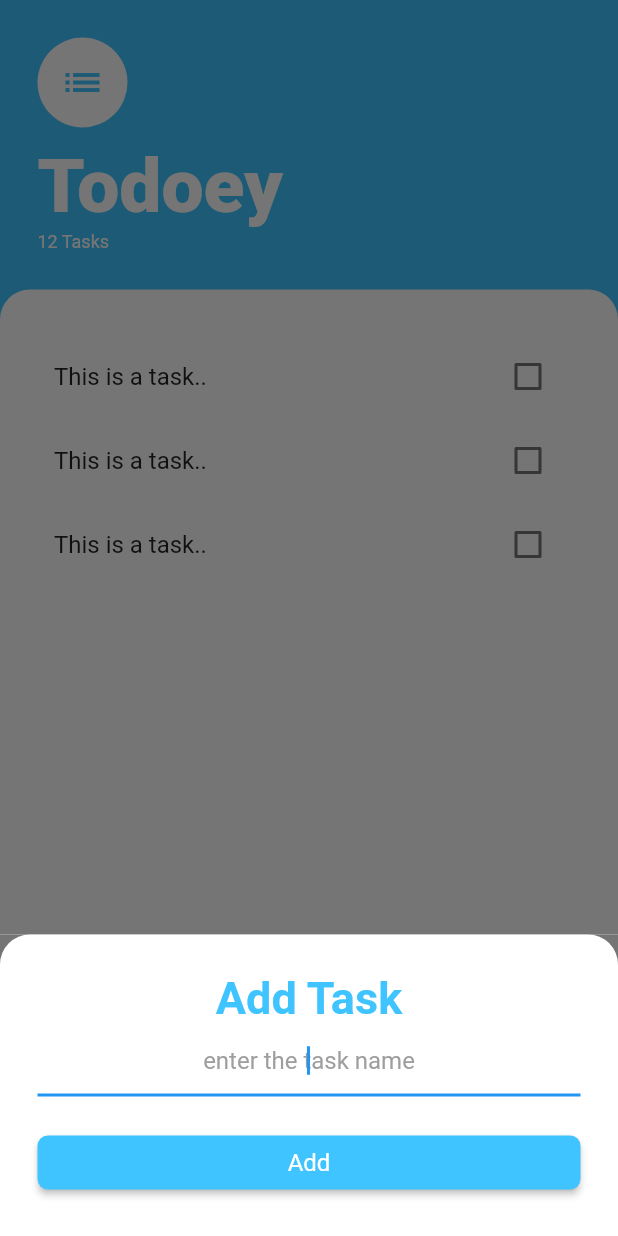
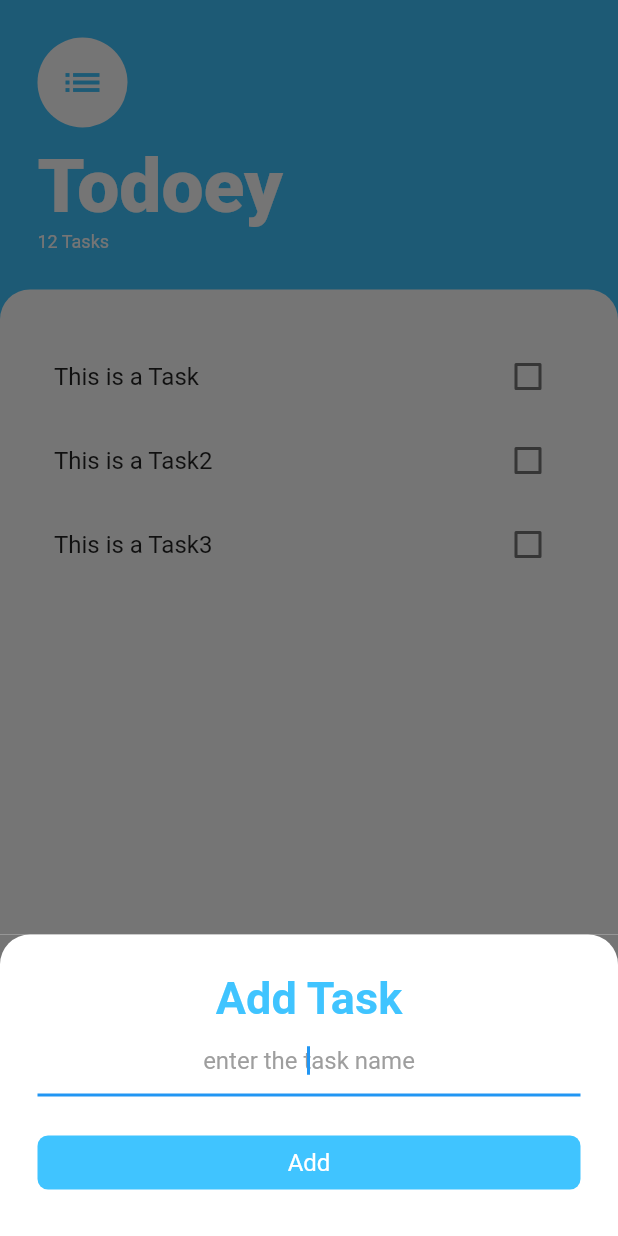
Before and after one commit to ahmedeidhefny/todo_notes_flutter, a Flutter app: the screen it shows after launch, after a tap on the "add" icon, on a phone screen of 412 x 824 dp. Run offline on Flutter 3.47's test engine with Material 2 defaults, Android fonts, the phone set to English and light mode, and no system bars; statements that could not run were skipped.

Commit message:
[NEW] ADD LIST BUILDER, STATE BETWEEN LIST VIEW AND LIST TILE

```diff
--- /dev/null
+++ b/lib/models/task.dart
@@ -0,0 +1,10 @@
+class Task{
+  final String taskTitle;
+  bool isDone;
+
+  Task({required this.taskTitle, this.isDone = false});
+
+  void isTaskDone(){
+    this.isDone = !this.isDone;
+  }
+}
--- a/lib/screens/add_new_task_screen.dart
+++ b/lib/screens/add_new_task_screen.dart
@@ -2,7 +2,7 @@ import 'package:flutter/material.dart';
 import 'package:todo_notes_flutter/constants.dart';
 
 class AddNewTaskScreen extends StatelessWidget {
-  const AddNewTaskScreen({Key? key}) : super(key: key);
+  String taskTitle = '';
 
   @override
   Widget build(BuildContext context) {
@@ -20,6 +20,9 @@ class AddNewTaskScreen extends StatelessWidget {
             style: kAddTaskTextStyle,),
             TextField(
               onTap: () {},
+              onChanged: (newValue){
+                taskTitle = newValue;
+              },
               autofocus: true,
               textAlign: TextAlign.center,
               decoration: InputDecoration(
@@ -36,7 +39,9 @@ class AddNewTaskScreen extends StatelessWidget {
               shape: RoundedRectangleBorder(
                 borderRadius: BorderRadius.all( Radius.circular(7.0))
               ),
-              onPressed: () {},
+              onPressed: () {
+                taskTitle
+              },
               fillColor: Colors.lightBlueAccent,
               child: Text('Add', style: kAddButtonTextStyle,),
             )
--- a/lib/widgets/task_tile.dart
+++ b/lib/widgets/task_tile.dart
@@ -1,49 +1,58 @@
 import 'package:flutter/material.dart';
 
-class TaskTile extends StatefulWidget {
-  @override
-  _TaskTileState createState() => _TaskTileState();
-}
+class TaskTile extends StatelessWidget {
+  final bool setCheckedState;
+  final String taskTitle;
+  final Function(bool? value) toggleCheckboxState;
 
-class _TaskTileState extends State<TaskTile> {
-  bool _isChecked = false;
+  TaskTile(
+      {required this.setCheckedState,
+      required this.taskTitle,
+      required this.toggleCheckboxState});
 
   @override
   Widget build(BuildContext context) {
     return ListTile(
       onTap: () {},
       title: Text(
-        'This is a task..',
+        taskTitle,
         style: TextStyle(
-          decoration:
-              _isChecked ? TextDecoration.lineThrough : TextDecoration.none,
+          decoration: setCheckedState
+              ? TextDecoration.lineThrough
+              : TextDecoration.none,
         ),
       ),
-      trailing: TaskCheckbox(
-        setCheckedState: _isChecked,
-        toggleCheckboxState: (newValue) {
-          setState(() {
-            _isChecked = newValue ?? true;
-          });
-        },
+      trailing: Checkbox(
+        value: setCheckedState,
+        activeColor: Colors.lightBlueAccent,
+        onChanged: toggleCheckboxState,
       ),
     );
   }
 }
 
-class TaskCheckbox extends StatelessWidget {
-  final bool setCheckedState;
-  final Function(bool? value) toggleCheckboxState;
+// TaskCheckbox(
+// setCheckedState: _isChecked,
+// toggleCheckboxState: (newValue) {
+// setState(() {
+// _isChecked = newValue ?? true;
+// });
+// },
+// ),
 
-  TaskCheckbox(
-      {required this.toggleCheckboxState, required this.setCheckedState});
-
-  @override
-  Widget build(BuildContext context) {
-    return Checkbox(
-      value: setCheckedState,
-      activeColor: Colors.lightBlueAccent,
-      onChanged: toggleCheckboxState,
-    );
-  }
-}
+// class TaskCheckbox extends StatelessWidget {
+//   final bool setCheckedState;
+//   final Function(bool? value) toggleCheckboxState;
+//
+//   TaskCheckbox(
+//       {required this.toggleCheckboxState, required this.setCheckedState});
+//
+//   @override
+//   Widget build(BuildContext context) {
+//     return Checkbox(
+//       value: setCheckedState,
+//       activeColor: Colors.lightBlueAccent,
+//       onChanged: toggleCheckboxState,
+//     );
+//   }
+// }
--- a/lib/widgets/tasks_list.dart
+++ b/lib/widgets/tasks_list.dart
@@ -1,19 +1,30 @@
 import 'package:flutter/material.dart';
 import 'task_tile.dart';
+import 'package:todo_notes_flutter/models/task.dart';
 
-class TasksList extends StatelessWidget {
-  const TasksList({
-    Key? key,
-  }) : super(key: key);
+class TasksList extends StatefulWidget {
+  @override
+  State<TasksList> createState() => _TasksListState();
+}
+
+class _TasksListState extends State<TasksList> {
+  List<Task> tasks = [
+    Task(taskTitle: 'This is a Task'),
+    Task(taskTitle: 'This is a Task2'),
+    Task(taskTitle: 'This is a Task3')
+  ];
 
   @override
   Widget build(BuildContext context) {
-    return ListView(
-      children: [
-        TaskTile(),
-        TaskTile(),
-        TaskTile(),
-      ],
-    );
+    return ListView.builder(itemBuilder: (context, index) {
+      return TaskTile(
+        taskTitle: tasks[index].taskTitle,
+        setCheckedState: tasks[index].isDone,
+        toggleCheckboxState: (newValue) {
+          setState(() {
+            tasks[index].isDone;
+          });
+        },);
+    }, itemCount: tasks.length,);
   }
 }
```
